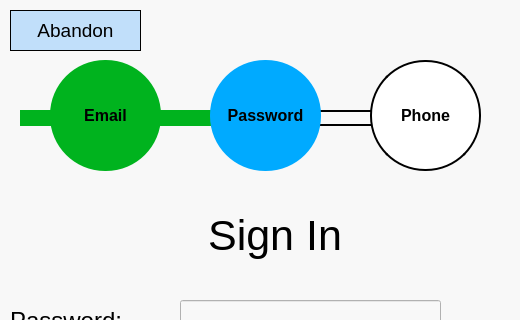
The window that UI_Files/Password Sign In.ui (StegoMailo/Desktop-App) describes before a commit, drawn with Qt 5; both pictures show x 0 to 520 and y 0 to 320 of the 520 by 630 pixel window.
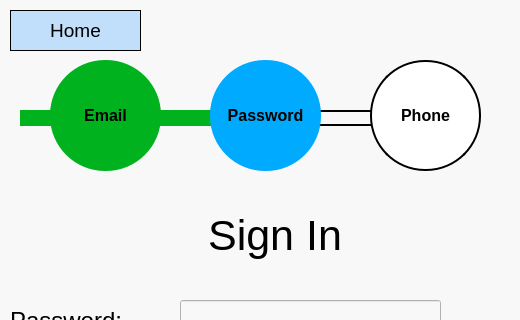
The same window after the commit.

```diff
--- a/UI_Files/Password Sign In.ui
+++ b/UI_Files/Password Sign In.ui
@@ -305,7 +305,7 @@
 background-color: rgb(138, 198, 253,0.5);</string>
    </property>
    <property name="text">
-    <string>Abandon</string>
+    <string>Home</string>
    </property>
   </widget>
   <zorder>Entry</zorder>
```
Left out of the diff: 4 changed lines with no effect on the pictures.
